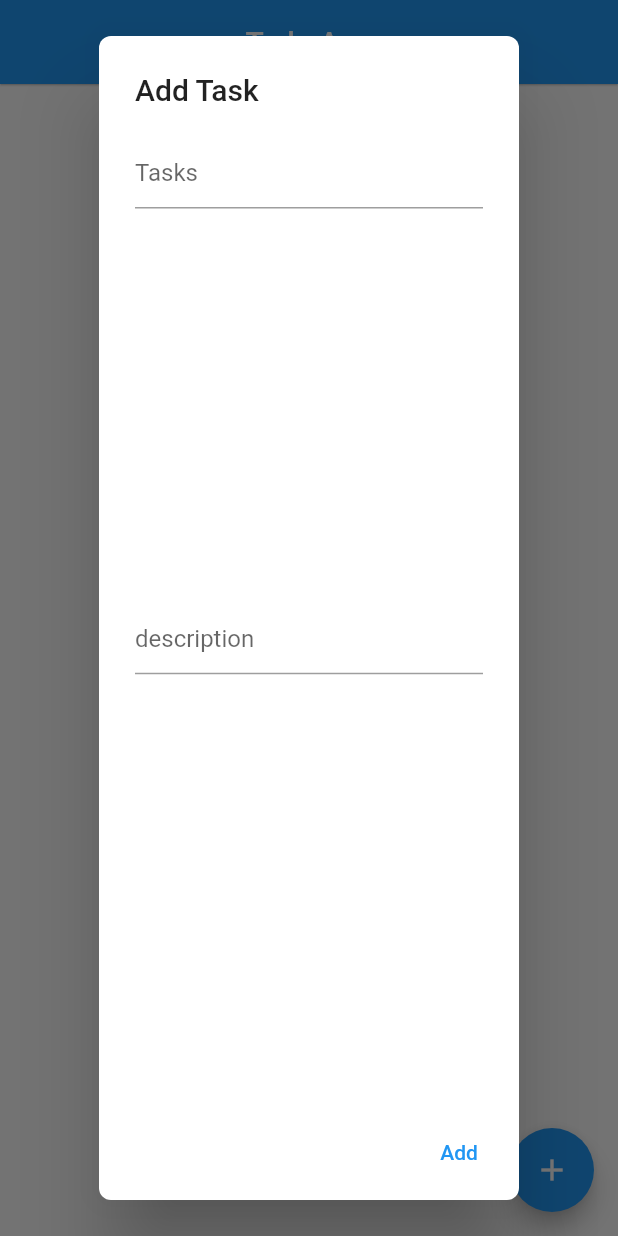
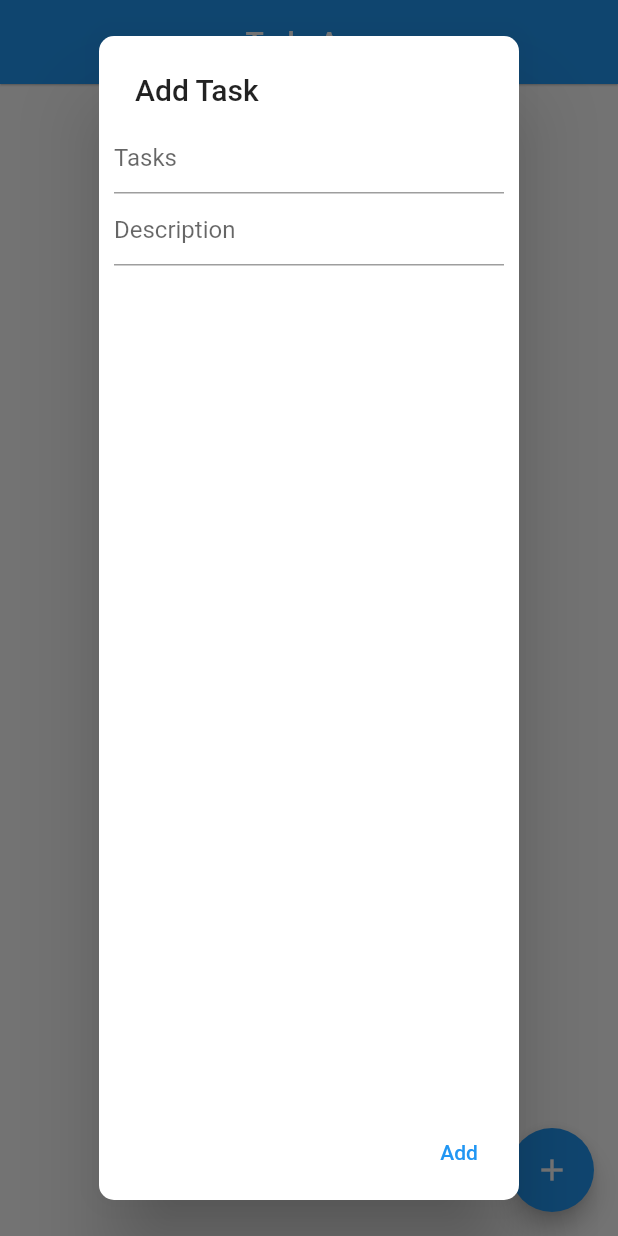
Before and after one commit to ABKZR/flutter_todo_firebase_crud, a Flutter app: the screen it shows after launch, after a tap on the "add" icon, on a phone screen of 412 x 824 dp. Run offline on Flutter 3.47's test engine with Material 2 defaults, Android fonts, the phone set to English and light mode, and no system bars; our stand-ins replace cloud_firestore, firebase_core, hive, hive_flutter; accounts and stored records are empty.

Commit message:
todo_comleted

```diff
--- a/lib/main.dart
+++ b/lib/main.dart
@@ -3,7 +3,6 @@ import 'package:flutter/material.dart';
 import 'package:flutter_apps/todo/todo.dart';
 
 void main() async {
-
   WidgetsFlutterBinding.ensureInitialized();
   await Firebase.initializeApp();
 
--- a/lib/todo/todo.dart
+++ b/lib/todo/todo.dart
@@ -3,12 +3,7 @@ import 'package:flutter/material.dart';
 import 'package:flutter_apps/todo/widgets/custom_card.dart';
 import 'package:flutter_apps/todo/widgets/floating_button.dart';
 
-class Todo extends StatefulWidget {
-  @override
-  _TodoState createState() => _TodoState();
-}
-
-class _TodoState extends State<Todo> {
+class Todo extends StatelessWidget {
   var _firestore = FirebaseFirestore.instance.collection('tasks').snapshots();
   @override
   Widget build(BuildContext context) {
--- /dev/null
+++ b/lib/todo/widgets/custom_showDialog.dart
@@ -0,0 +1,50 @@
+import 'package:flutter/material.dart';
+import 'package:flutter_apps/todo/firebase.dart';
+
+// ignore: non_constant_identifier_names
+Future CustomShowDialog(
+    BuildContext context,
+    TextEditingController task,
+    TextEditingController description,
+    snapshotData,
+    String text,
+    String btnText) {
+  return showDialog(
+      context: context,
+      builder: (context) {
+        return AlertDialog(
+          contentPadding: EdgeInsets.all(10),
+          content: Column(
+            children: [
+              TextField(
+                controller: task,
+                decoration: InputDecoration(hintText: 'Tasks'),
+              ),
+              TextField(
+                controller: description,
+                decoration: InputDecoration(hintText: 'Description'),
+              ),
+            ],
+          ),
+          title: Text(text),
+          shape:
+              RoundedRectangleBorder(borderRadius: BorderRadius.circular(10)),
+          actions: [
+            TextButton(
+              onPressed: () async {
+                if (task.text.isNotEmpty && description.text.isNotEmpty) {
+                  btnText == 'Update'
+                      ? updateTask(task.text, description.text, snapshotData)
+                      : addTask(task.text, description.text);
+
+                  Navigator.pop(context);
+                  task.clear();
+                  description.clear();
+                }
+              },
+              child: Text(btnText),
+            ),
+          ],
+        );
+      });
+}
--- a/lib/todo/widgets/floating_button.dart
+++ b/lib/todo/widgets/floating_button.dart
@@ -1,68 +1,16 @@
-import 'package:cloud_firestore/cloud_firestore.dart';
 import 'package:flutter/material.dart';
+import 'package:flutter_apps/todo/widgets/custom_showDialog.dart';
 
 // ignore: must_be_immutable
 class FloatingButton extends StatelessWidget {
-
- final TextEditingController _task = TextEditingController();
- final TextEditingController _description = TextEditingController();
- final FirebaseFirestore _firestore = FirebaseFirestore.instance;
+  final TextEditingController task = TextEditingController();
+  final TextEditingController description = TextEditingController();
 
   @override
   Widget build(BuildContext context) {
     return FloatingActionButton(
       onPressed: () {
-        showDialog(
-            context: context,
-            builder: (BuildContext context) {
-              return AlertDialog(
-                shape: RoundedRectangleBorder(
-                  borderRadius: BorderRadius.circular(8),
-                ),
-                title: Text('Add Task'),
-                content: Column(
-                  children: [
-                    Expanded(
-                      child: TextField(
-                        controller: _task,
-                        decoration: InputDecoration(
-                          hintText: 'Tasks'
-                        ),
-                      ),
-                    ),
-                    Expanded(
-                      child: TextField(
-                        controller: _description,
-                        decoration: InputDecoration(
-                          hintText: 'description'
-                        ),
-                      ),
-                    ),
-                  ],
-                ),
-                actions: [
-                  TextButton(
-                    onPressed: () {
-                      if (_task.text.isNotEmpty) {
-                        _firestore.collection('tasks').add({
-                          'task': _task.text,
-                          'description': _description.text,
-                          'createdOn': DateTime.now(),
-                        }).then((value) {
-                          Navigator.pop(context);
-                          _task.clear();
-                          print(value.id);
-                        }).catchError((error) {
-                          print(error);
-                        });
-                      }
-                      //addTask();
-                    },
-                    child: Text('Add'),
-                  )
-                ],
-              );
-            });
+        CustomShowDialog(context, task, description, '', 'Add Task', 'Add');
       },
       child: Icon(Icons.add),
     );
```
Also changed, not shown: lib/todo/firebase.dart (added, +26 -0 lines), lib/todo/widgets/custom_card.dart (+8 -55 lines).
